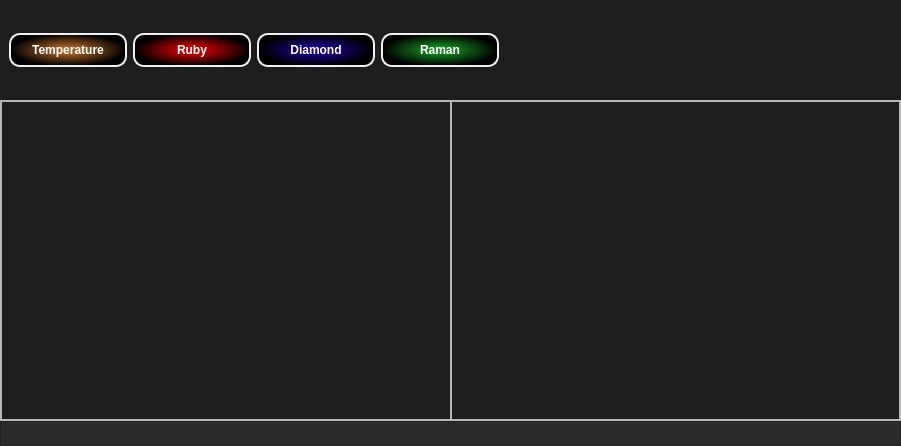
CPrescher/T-rax, file T-Rax/UIFiles/T_Rax_MainWindow.ui: the form before one commit.
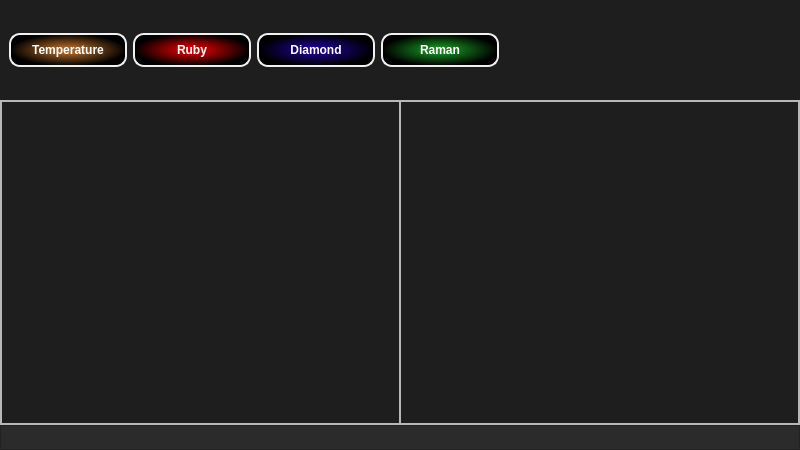
The form after the commit.

Diff of the .ui file:
```diff
--- a/T-Rax/UIFiles/T_Rax_MainWindow.ui
+++ b/T-Rax/UIFiles/T_Rax_MainWindow.ui
@@ -6,8 +6,8 @@
    <rect>
     <x>0</x>
     <y>0</y>
-    <width>901</width>
-    <height>446</height>
+    <width>800</width>
+    <height>450</height>
    </rect>
   </property>
   <property name="sizePolicy">
@@ -16,6 +16,12 @@
     <verstretch>0</verstretch>
    </sizepolicy>
   </property>
+  <property name="minimumSize">
+   <size>
+    <width>800</width>
+    <height>450</height>
+   </size>
+  </property>
   <property name="windowTitle">
    <string>T-Rax ver 0.2</string>
   </property>
```
